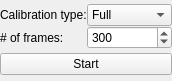
Old version of the form RPIMoCap/RPIMoCapServer/src/Server/calibrationwidget.ui in the repository kaajo/RPIMoCap.
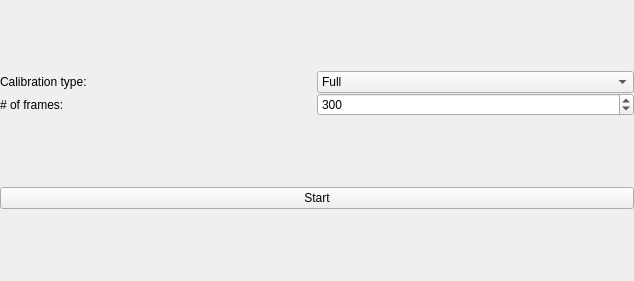
New version of the form.

```diff
--- a/RPIMoCap/RPIMoCapServer/src/Server/calibrationwidget.ui
+++ b/RPIMoCap/RPIMoCapServer/src/Server/calibrationwidget.ui
@@ -9,8 +9,8 @@
    <rect>
     <x>0</x>
     <y>0</y>
-    <width>172</width>
-    <height>81</height>
+    <width>634</width>
+    <height>281</height>
    </rect>
   </property>
   <property name="minimumSize">
```
